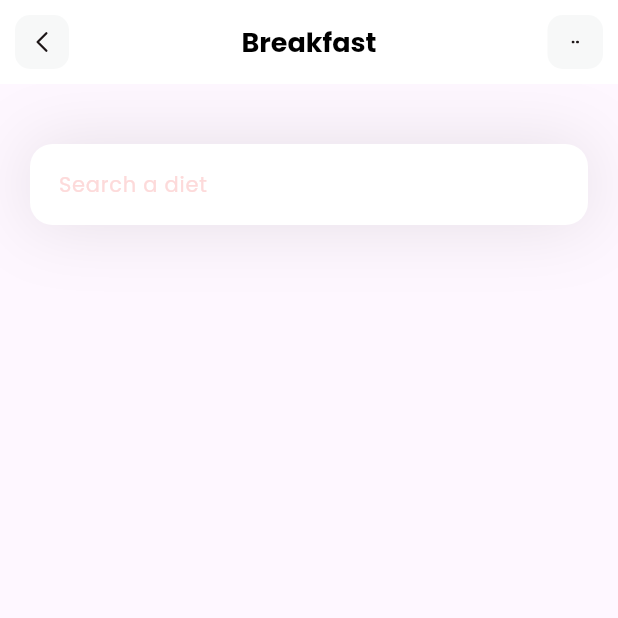
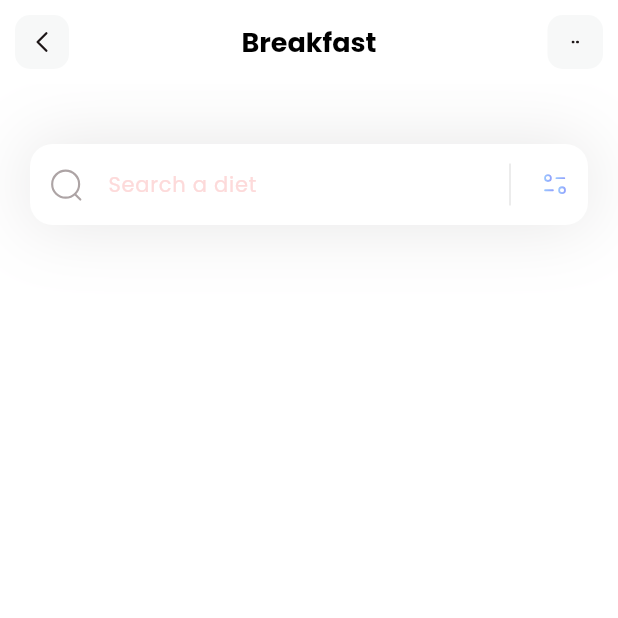
Before and after one commit to abungubrighton/dietApp, a Flutter app: the screen it shows after launch, on a phone screen of 412 x 824 dp, the top half of it. Run offline on Flutter 3.47's test engine with Material 3 defaults, Android fonts, the phone set to English and light mode, and no system bars; our stand-ins replace flutter_svg.

Commit message:
chore:text field search icons

```diff
--- a/lib/pages/home.dart
+++ b/lib/pages/home.dart
@@ -8,8 +8,15 @@ class HomePage extends StatelessWidget {
   Widget build(BuildContext context) {
     return Scaffold(
       appBar: appBar(),
+      backgroundColor: Colors.white,
       body: Column(children: [
-        Container(
+        _searchField(),
+      ]),
+    );
+  }
+
+  Container _searchField() {
+    return Container(
         margin: const EdgeInsets.only(top: 40, left: 20, right: 20),
         decoration: BoxDecoration(boxShadow: [
           BoxShadow(
@@ -19,6 +26,30 @@ class HomePage extends StatelessWidget {
         ]),
         child: TextField(
           decoration: InputDecoration(
+              prefixIcon: Padding(
+                padding: const EdgeInsets.all(12),
+                child: SvgPicture.asset('assets/icons/Search.svg'),
+              ),
+              suffixIcon: Container(
+                width: 100,
+                child: IntrinsicHeight(
+                  child: Row(
+                    mainAxisAlignment: MainAxisAlignment.end,
+                    children: [
+                      const VerticalDivider(
+                        color: Colors.black,
+                        indent: 10,
+                        endIndent: 10,
+                        thickness: 0.1,
+                      ),
+                      Padding(
+                        padding: const EdgeInsets.all(12),
+                        child: SvgPicture.asset('assets/icons/Filter.svg'),
+                      ),
+                    ],
+                  ),
+                ),
+              ),
               filled: true,
               fillColor: Colors.white,
               hintText: 'Search a diet',
@@ -30,8 +61,6 @@ class HomePage extends StatelessWidget {
                 borderSide: BorderSide.none,
               )),
         ),
-        ),
-      ]),
       );
   }
 
```
Also changed, not shown: assets/icons/Filter.svg (added), assets/icons/Search.svg (added). Lines whose indentation alone changed are shown as unchanged.
